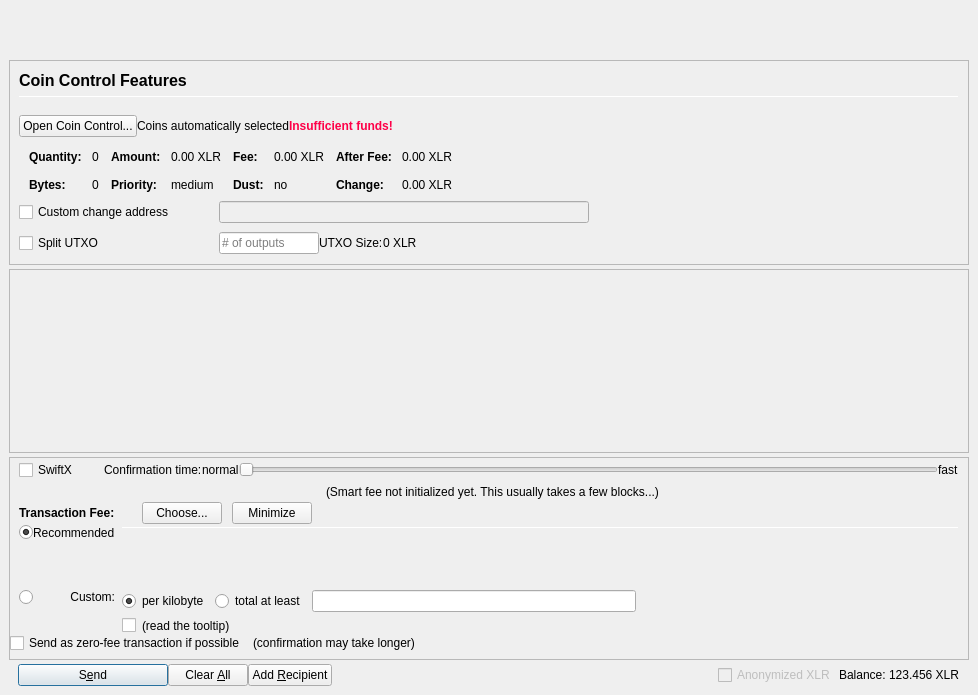
cryptocrowd-xcrc/core-wallet, file src/qt/forms/sendcoinsdialog.ui: the form before one commit.
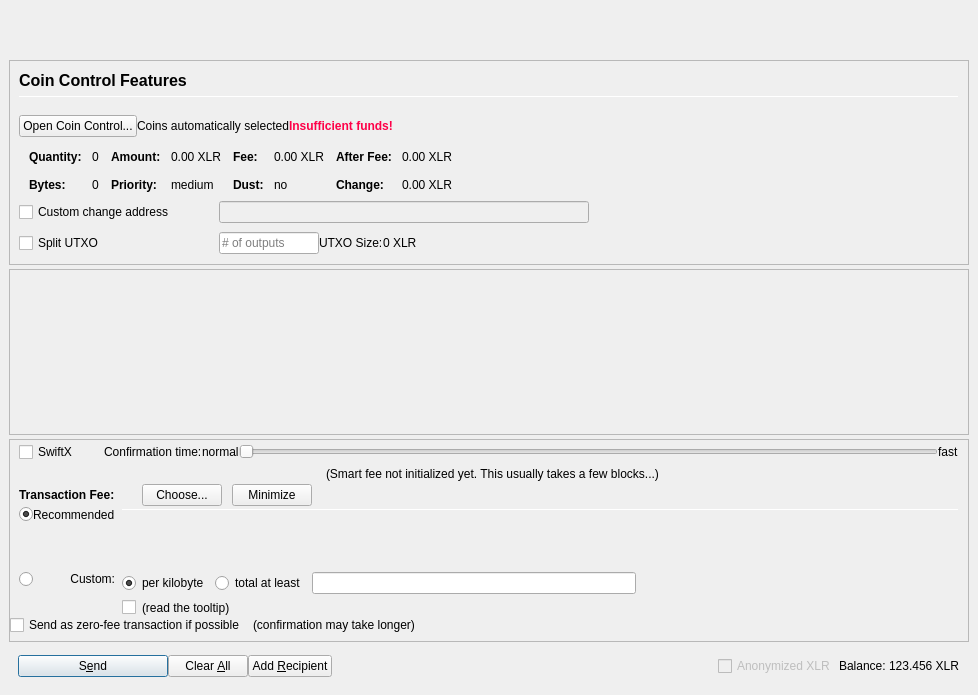
The form after the commit. Icons and pictures are not drawn. Custom widgets are drawn as their Qt base class.

Commit message: Governance icon

```diff
--- a/src/qt/forms/sendcoinsdialog.ui
+++ b/src/qt/forms/sendcoinsdialog.ui
@@ -916,7 +916,7 @@
              <x>0</x>
              <y>0</y>
              <width>956</width>
-             <height>126</height>
+             <height>108</height>
             </rect>
            </property>
            <layout class="QVBoxLayout" name="verticalLayout_2" stretch="0,1">
@@ -1655,13 +1655,13 @@
             <number>9</number>
            </property>
            <property name="topMargin">
-            <number>0</number>
+            <number>9</number>
            </property>
            <property name="rightMargin">
             <number>9</number>
            </property>
            <property name="bottomMargin">
-            <number>0</number>
+            <number>9</number>
            </property>
            <item>
             <widget class="QPushButton" name="sendButton">
```
The commit also changes 2 other files.
